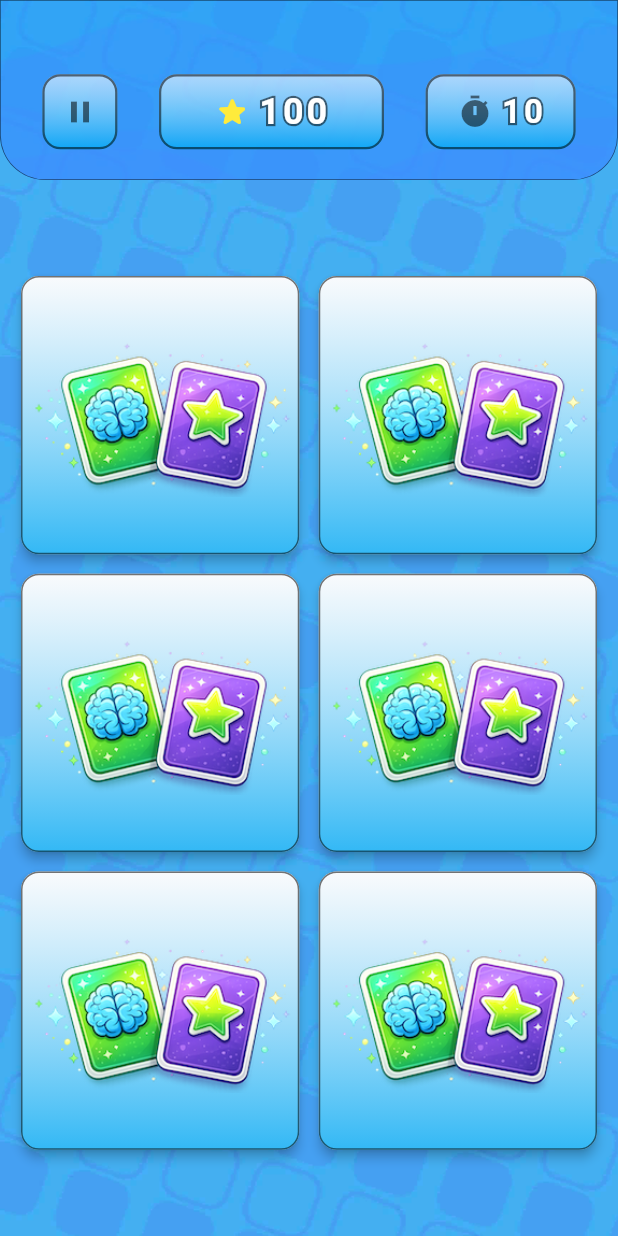
After one commit to itsdevzam/memory-game, a Flutter app: the GameScreen screen opened directly, on a phone screen of 412 x 824 dp. The commit adds this screen. Run offline on Flutter 3.47's test engine with Material 3 defaults, Android fonts, the phone set to English and light mode, and no system bars; our stand-ins replace audioplayers, google_fonts.

Commit message:
Game screen cards Added

```diff
--- a/lib/main.dart
+++ b/lib/main.dart
@@ -1,6 +1,8 @@
 import 'package:flutter/material.dart';
+import 'package:memory_card/provider/GameProvider.dart';
 import 'package:memory_card/provider/HomeProvider.dart';
 import 'package:memory_card/provider/SplashProvider.dart';
+import 'package:memory_card/screen/GameScreen.dart';
 import 'package:memory_card/screen/HomeScreen.dart';
 import 'package:memory_card/screen/SplashScreen.dart';
 import 'package:memory_card/utils/Constants.dart';
@@ -12,6 +14,7 @@ void main() {
       providers: [
         ChangeNotifierProvider(create: (_) => SplashProvider()),
         ChangeNotifierProvider(create: (_) => HomeProvider()),
+        ChangeNotifierProvider(create: (_) => GameProvider()),
       ],
       child: const MyApp(),
     ),
@@ -28,9 +31,10 @@ class MyApp extends StatelessWidget {
       routes: Map.of({
         '/': (context) => const SplashScreen(),
         'home': (context) => const HomeScreen(),
+        // 'game': (context) => GameScreen(columns: 0,rows: 0,),
       }),
       title: Constants.appName,
-      theme: ThemeData(colorScheme: .fromSeed(seedColor: Colors.deepPurple)),
+      theme: ThemeData(colorScheme: .fromSeed(seedColor: Colors.lightBlue)),
     );
   }
 }
--- /dev/null
+++ b/lib/provider/GameProvider.dart
@@ -0,0 +1,17 @@
+
+import 'package:audioplayers/audioplayers.dart';
+import 'package:flutter/material.dart';
+import 'package:memory_card/provider/HomeProvider.dart';
+import 'package:provider/provider.dart';
+
+class GameProvider extends ChangeNotifier {
+
+  final AudioPlayer _player = AudioPlayer();
+
+  void flipSound({required BuildContext context})async{
+    final homeProvider = Provider.of<HomeProvider>(context,listen: false);
+    if (homeProvider.sound) {
+      await _player.play(AssetSource('audio/flip_card.ogg'));
+    }
+  }
+}
--- a/lib/provider/HomeProvider.dart
+++ b/lib/provider/HomeProvider.dart
@@ -6,7 +6,6 @@ class HomeProvider extends ChangeNotifier {
   bool _music = true;
 
   bool get sound => _sound;
-
   bool get music => _music;
 
   set sound(bool val) {
--- /dev/null
+++ b/lib/screen/GameScreen.dart
@@ -0,0 +1,122 @@
+import 'package:flutter/material.dart';
+import 'package:memory_card/provider/GameProvider.dart';
+import 'package:memory_card/utils/Constants.dart';
+import 'package:memory_card/widgets/MyButton.dart';
+import 'package:provider/provider.dart';
+
+class GameScreen extends StatelessWidget {
+  int rows;
+  int columns;
+  GameScreen({super.key, required this.rows, required this.columns});
+
+  @override
+  Widget build(BuildContext context) {
+    final gameProvider = Provider.of<GameProvider>(context);
+    return Scaffold(
+      body: Container(
+        decoration: BoxDecoration(
+          image: DecorationImage(
+            image: AssetImage("assets/bg/bg_blue.png"),
+            fit: BoxFit.cover,
+          ),
+        ),
+        child: Column(
+          children: [
+            ///Header
+            Container(
+              alignment: Alignment.bottomCenter,
+              padding: EdgeInsets.only(bottom: 20),
+              decoration: BoxDecoration(
+                color: Colors.lightBlue.withAlpha(100),
+                image: const DecorationImage(
+                  image: AssetImage("assets/icons/square.png"),
+                  fit: BoxFit.cover,
+                  colorFilter: ColorFilter.mode(
+                    Colors.blueAccent,
+                    BlendMode.srcATop,
+                  ),
+                ),
+                borderRadius: BorderRadius.only(
+                  bottomRight: Radius.circular(30),
+                  bottomLeft: Radius.circular(30),
+                ),
+                border: Border.all(color: Colors.black54, width: 0.5),
+              ),
+              width: Constants.getWidth(context),
+              height: 120,
+              child: Row(
+                mainAxisAlignment: .spaceEvenly,
+                children: [
+                  MyButton(
+                    callback: () {},
+                    text: "",
+                    width: 50,
+                    iconData: Icons.pause,
+                    isIcon: true,
+                    iconColor: Colors.black54,
+                  ),
+                  MyButton(
+                    callback: () {},
+                    iconData: Icons.star_rounded,
+                    text: "100",
+                    width: 150,
+                    fontSize: 24,
+                    isIcon: true,
+                  ),
+                  MyButton(
+                    callback: () {},
+                    text: "10",
+                    width: 100,
+                    iconData: Icons.timer,
+                    isIcon: true,
+                    fontSize: 22,
+                    iconColor: Colors.black54,
+                  ),
+                ],
+              ),
+            ),
+            ///Body
+            Expanded(
+              child: Padding(
+                padding: EdgeInsets.only(top: columns > 4 ? 0 : 50),
+                child: GridView.builder(
+                  padding: EdgeInsets.symmetric(horizontal: 10, vertical: 10),
+                  shrinkWrap: true,
+                  gridDelegate: SliverGridDelegateWithFixedCrossAxisCount(
+                    crossAxisCount: columns >= 4 ? 4 : columns,
+                    crossAxisSpacing: 5,
+                    mainAxisSpacing: 5,
+                  ),
+                  itemCount: rows * columns,
+                  itemBuilder: (context, index) {
+                    return InkWell(
+                      onTap: ()=> gameProvider.flipSound(context: context),
+                      child: Card(
+                        elevation: 3,
+                        child: Container(
+                          decoration: BoxDecoration(
+                            gradient: LinearGradient(
+                              colors: [
+                                Colors.white.withAlpha(150),
+                                Colors.lightBlue.withOpacity(0.8),
+                              ],
+                              begin: AlignmentGeometry.topCenter,
+                              end: AlignmentGeometry.bottomCenter,
+                            ),
+                            borderRadius: BorderRadius.circular(12),
+                            border: Border.all(color: Colors.black54, width: 1),
+                          ),
+                          child: Image.asset("assets/icons/card.png"),
+                        ),
+                      ),
+                    );
+                  },
+                ),
+              ),
+            ),
+          ],
+        ),
+      ),
+    );
+  }
+}
--- a/lib/screen/HomeScreen.dart
+++ b/lib/screen/HomeScreen.dart
@@ -1,4 +1,5 @@
 import 'package:flutter/material.dart';
+import 'package:memory_card/screen/GameScreen.dart';
 import 'package:memory_card/widgets/HomeButton.dart';
 import 'package:memory_card/widgets/SettingsDialog.dart';
 import 'package:provider/provider.dart';
@@ -38,27 +39,31 @@ class HomeScreen extends StatelessWidget {
                   spacing: 15,
                   children: [
                     HomeButton(
-                      text: '2x2',
+                      text: '3x2',
                       callback: () {
                         homeProvider.buttonClickSound();
+                        Navigator.push(context, MaterialPageRoute(builder: (context) => GameScreen(rows: 3, columns: 2),));
                       },
                     ),
                     HomeButton(
-                      text: '4x4',
+                      text: '5x4',
                       callback: () {
                         homeProvider.buttonClickSound();
+                        Navigator.push(context, MaterialPageRoute(builder: (context) => GameScreen(rows: 5, columns: 4),));
                       },
                     ),
                     HomeButton(
                       text: '6x6',
                       callback: () {
                         homeProvider.buttonClickSound();
+                        Navigator.push(context, MaterialPageRoute(builder: (context) => GameScreen(rows: 6, columns: 6),));
                       },
                     ),
                     HomeButton(
                       text: '8x8',
                       callback: () {
                         homeProvider.buttonClickSound();
+                        Navigator.push(context, MaterialPageRoute(builder: (context) => GameScreen(rows: 8, columns: 8),));
                       },
                     ),
                     HomeButton(
--- a/lib/widgets/MyButton.dart
+++ b/lib/widgets/MyButton.dart
@@ -6,9 +6,23 @@ class MyButton extends StatelessWidget {
   String text;
   double fontSize;
   double width;
+  bool isIcon;
+  IconData iconData;
+  Color iconColor;
   double height;
   VoidCallback callback;
-  MyButton({super.key,required this.callback,required this.text,this.fontSize=28,this.width=120,this.height=50});
+
+  MyButton({
+    super.key,
+    this.iconData = Icons.star_rounded,
+    this.isIcon = false,
+    this.iconColor = Colors.yellow,
+    required this.callback,
+    required this.text,
+    this.fontSize = 28,
+    this.width = 120,
+    this.height = 50,
+  });
 
   @override
   Widget build(BuildContext context) {
@@ -34,7 +48,16 @@ class MyButton extends StatelessWidget {
             borderRadius: BorderRadius.circular(12),
             border: Border.all(color: Colors.black54, width: 1.5),
           ),
-          child: MyText(text: text, fontSize: fontSize),
+          child: Row(
+            mainAxisAlignment: .center,
+            children: [
+              if (isIcon) ...[
+                Icon(iconData, color: iconColor),
+                if (text.isNotEmpty) SizedBox(width: 5),
+              ],
+              MyText(text: text, fontSize: fontSize),
+            ],
+          ),
         ),
       ),
     );
--- a/lib/widgets/SettingsDialog.dart
+++ b/lib/widgets/SettingsDialog.dart
@@ -1,5 +1,4 @@
 import 'package:flutter/material.dart';
-import 'package:google_fonts/google_fonts.dart';
 import 'package:memory_card/provider/HomeProvider.dart';
 import 'package:memory_card/widgets/MyButton.dart';
 import 'package:memory_card/widgets/MyText.dart';
@@ -32,8 +31,6 @@ void showSettingsDialog({required BuildContext context}) {
           children: [
             MyText(text: "Settings", fontSize: 38),
             SizedBox(height: 20),
-
-            // Example Switch
             Row(
               mainAxisAlignment: MainAxisAlignment.spaceBetween,
               children: [
--- a/pubspec.yaml
+++ b/pubspec.yaml
@@ -14,6 +14,7 @@ dependencies:
   provider: ^6.1.5+1
   google_fonts: ^8.0.1
   audioplayers: ^6.5.1
+  flutter_spinkit: ^5.2.2
 
 dev_dependencies:
   flutter_test:
```
Also changed, not shown: pubspec.lock, 1 other file.
